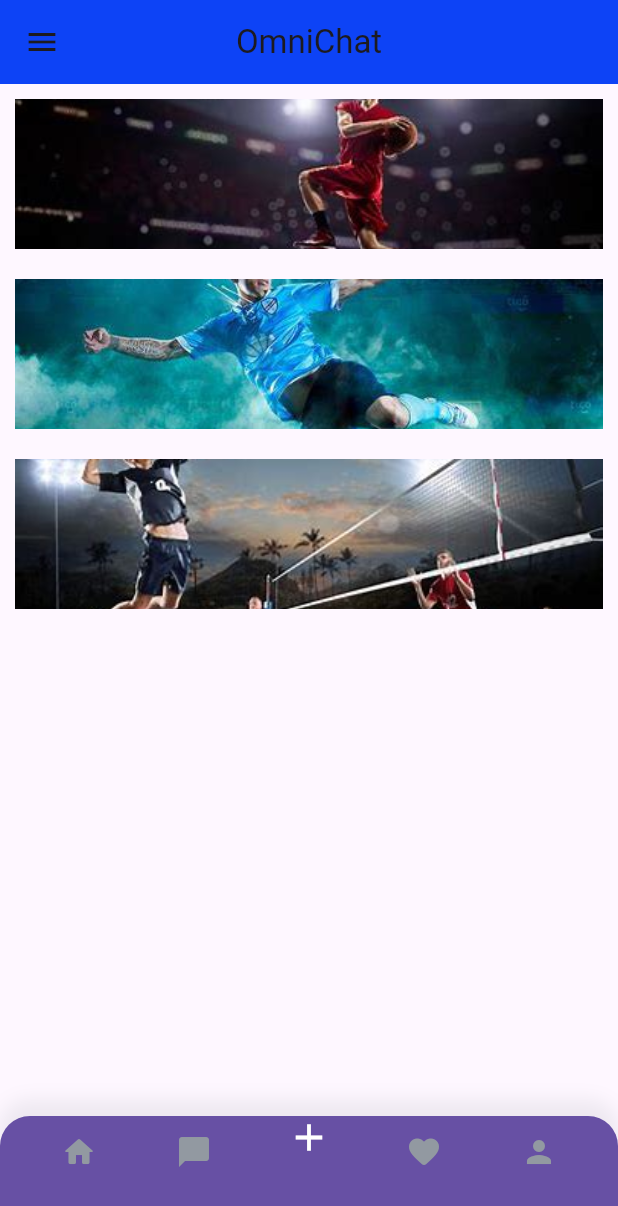
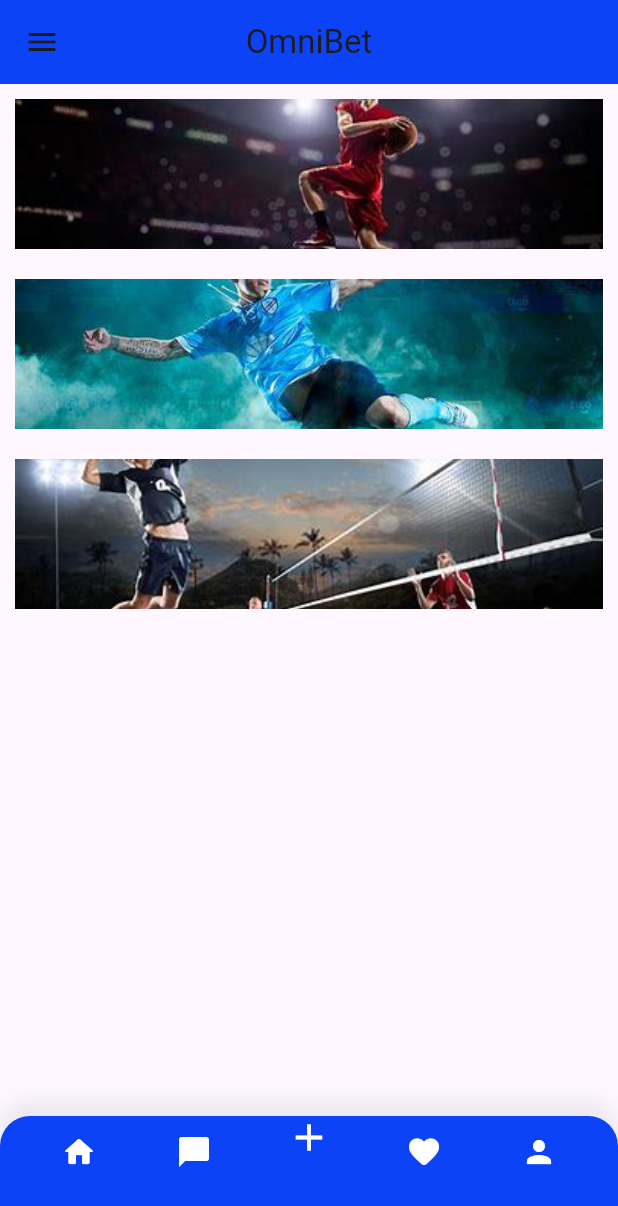
Before and after one commit to M4tte78/AP4, a Flutter app: the screen it shows after launch, on a phone screen of 412 x 824 dp. Shown: the top 1206 px of the screen. Run offline on Flutter 3.47's test engine with Material 3 defaults, Android fonts, the phone set to English and light mode, and no system bars.

Commit message:
modification de la navbarwidget

```diff
--- a/lib/main.dart
+++ b/lib/main.dart
@@ -34,7 +34,7 @@
       darkTheme: ThemeData.dark(),
       home: Scaffold(
         appBar: AppBar(
-          title: const Text('OmniChat'),
+          title: const Text('OmniBet'),
           centerTitle: true,
           backgroundColor: const Color.fromARGB(255, 13, 67, 246),
         ),
@@ -51,6 +51,9 @@
                       currentAccountPicture: CircleAvatar(
                         backgroundImage: AssetImage('assets/images/astronaut.png'), // image avatar
                       ),
+                      decoration: BoxDecoration(
+                        color: Color.fromARGB(255, 13, 67, 246),
+                      )
                     ),
                     ListTile(
                       title: const Text('Profile'),
--- a/lib/navbarwidget.dart
+++ b/lib/navbarwidget.dart
@@ -37,7 +37,7 @@
                   width: double.infinity,
                   height: 80,
                   decoration: BoxDecoration(
-                    color: Theme.of(context).primaryColor,
+                    color: Color.fromARGB(255, 13, 67, 246), // Change color here
                     boxShadow: [
                       BoxShadow(
                         blurRadius: 10,
@@ -65,7 +65,7 @@
               IconButton(
                 icon: Icon(
                   Icons.home_rounded,
-                  color: Color(0xFF9299A1),
+                  color: Color.fromARGB(255, 255, 255, 255),
                   size: 24,
                 ),
                 onPressed: () {
@@ -75,7 +75,7 @@
               IconButton(
                 icon: Icon(
                   Icons.chat_bubble_rounded,
-                  color: Color(0xFF9299A1),
+                  color: Color.fromARGB(255, 255, 255, 255),
                   size: 24,
                 ),
                 onPressed: () {
@@ -104,7 +104,7 @@
               IconButton(
                 icon: Icon(
                   Icons.favorite_rounded,
-                  color: Color(0xFF9299A1),
+                  color: Color.fromARGB(255, 255, 255, 255),
                   size: 24,
                 ),
                 onPressed: () {
@@ -114,7 +114,7 @@
               IconButton(
                 icon: Icon(
                   Icons.person,
-                  color: Color(0xFF9299A1),
+                  color: Color.fromARGB(255, 255, 255, 255),
                   size: 24,
                 ),
                 onPressed: () {
```
